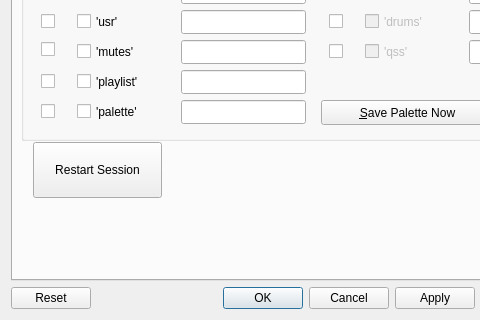
Before: the Qt Designer form seq_qt5/forms/qseditoptions.ui in ahlstromcj/seq66, drawn with Qt 5; both pictures show x 0 to 480 and y 347 to 667 of the 666 by 667 pixel window.
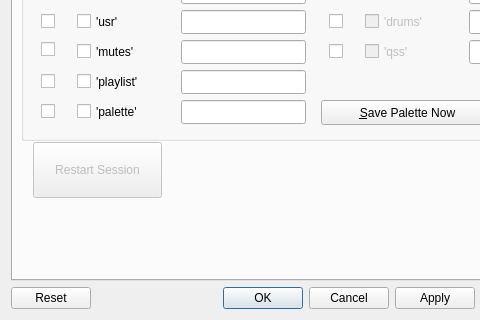
After: the same form once the commit is applied.

The edit to the form file:
```diff
--- a/seq_qt5/forms/qseditoptions.ui
+++ b/seq_qt5/forms/qseditoptions.ui
@@ -2312,6 +2312,9 @@
        </widget>
       </widget>
       <widget class="QPushButton" name="pushButtonReload">
+       <property name="enabled">
+        <bool>false</bool>
+       </property>
        <property name="geometry">
         <rect>
          <x>20</x>
```
Left out of the diff: 44 changed lines with no effect on the pictures.
